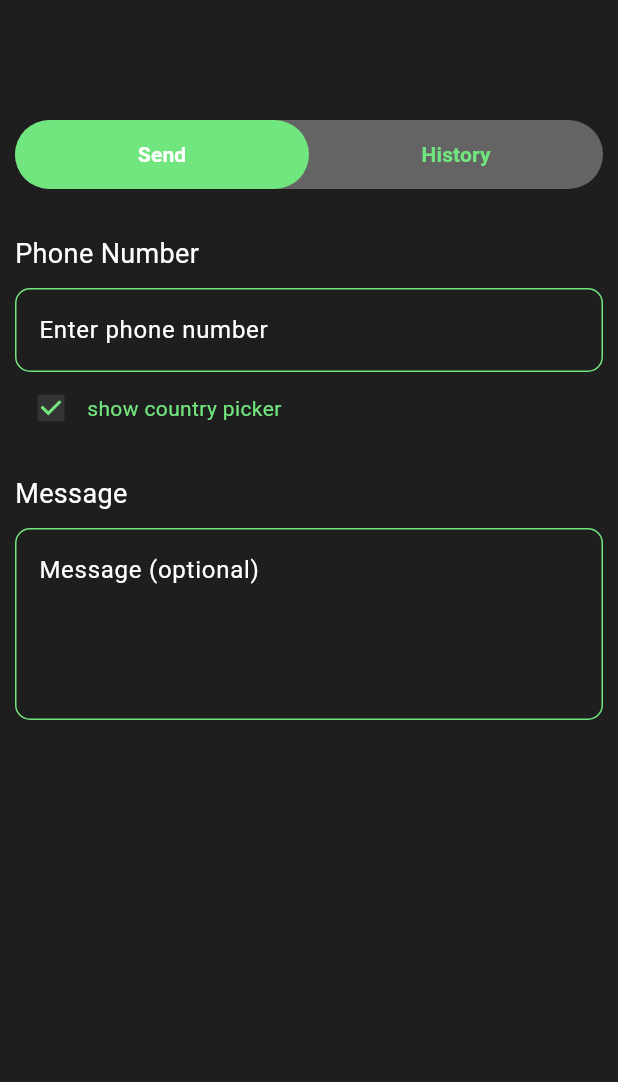
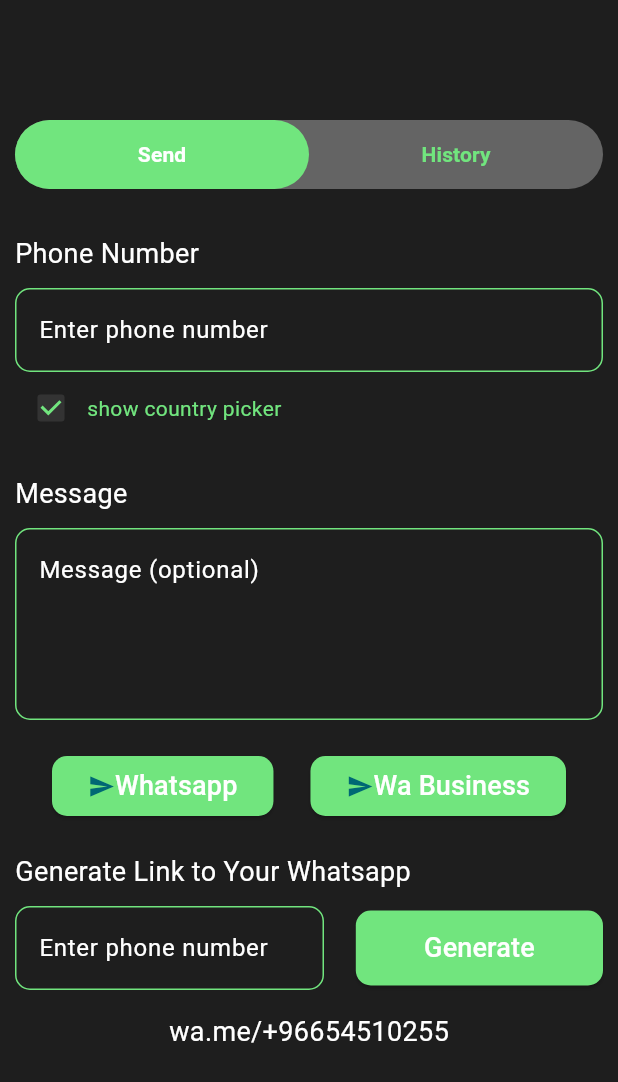
Before and after one commit to monzir3bdo/whatsapp_direct_message, a Flutter app: the HomeScreen screen opened directly, on a phone screen of 412 x 824 dp. Shown: the top 1082 px of the screen. Run offline on Flutter 3.47's test engine with Material 3 defaults, Android fonts, the phone set to English and light mode, and no system bars; our stand-ins replace gap.

Commit message:
home done kinda need some touches

```diff
--- a/lib/core/extensions/colors_extenion.dart
+++ b/lib/core/extensions/colors_extenion.dart
@@ -34,13 +34,13 @@
     return ColorExtension(
         containerColor: containerColor,
         textColor: textColor,
-        floatingActionButtonColor: floatingActionButtonColor, greyTabBarColor: null
-        );
+        floatingActionButtonColor: floatingActionButtonColor,
+        greyTabBarColor: null);
   }
 
   static ColorExtension light = const ColorExtension(
     containerColor: AppLightColors.backgroundColor,
-    textColor: AppLightColors.black,
+    textColor: AppLightColors.primary,
     floatingActionButtonColor: AppLightColors.backgroundColor,
     greyTabBarColor: AppLightColors.tabGreyColor,
   );
--- a/lib/core/theme/app_theme.dart
+++ b/lib/core/theme/app_theme.dart
@@ -3,6 +3,12 @@
 import 'package:whatsapp_direct_message/core/theme/colors.dart';
 
 ThemeData lightTheme() => ThemeData(
+      elevatedButtonTheme: ElevatedButtonThemeData(
+          style: ElevatedButton.styleFrom(
+              shape: RoundedRectangleBorder(
+                borderRadius: BorderRadius.circular(10),
+              ),
+              backgroundColor: AppLightColors.primary)),
       inputDecorationTheme: const InputDecorationTheme(
         focusedBorder: OutlineInputBorder(
           borderRadius: BorderRadius.all(Radius.circular(10)),
@@ -25,6 +31,12 @@
       colorScheme: ColorScheme.fromSeed(seedColor: AppLightColors.primary),
     );
 ThemeData darkTheme() => ThemeData(
+      elevatedButtonTheme: ElevatedButtonThemeData(
+          style: ElevatedButton.styleFrom(
+              shape: RoundedRectangleBorder(
+                borderRadius: BorderRadius.circular(10),
+              ),
+              backgroundColor: AppLightColors.primary)),
       inputDecorationTheme: const InputDecorationTheme(
         enabledBorder: OutlineInputBorder(
           borderRadius: BorderRadius.all(Radius.circular(10)),
--- a/lib/screens/home_screen.dart
+++ b/lib/screens/home_screen.dart
@@ -1,9 +1,12 @@
 import 'package:flutter/material.dart';
 import 'package:whatsapp_direct_message/core/extensions/build_context_extension.dart';
 import 'package:whatsapp_direct_message/core/extensions/string_extension.dart';
-import 'package:whatsapp_direct_message/core/theme/colors.dart';
 
+import 'widgets/home/generate_links_widgets.dart';
 import 'widgets/home/home_tabbar.dart';
+import 'widgets/home/message_widgets.dart';
+import 'widgets/home/phone_number_widget.dart';
+import 'widgets/home/send_widget.dart';
 
 class HomeScreen extends StatefulWidget {
   const HomeScreen({super.key});
@@ -50,7 +53,19 @@
                   child: Column(
                     crossAxisAlignment: CrossAxisAlignment.start,
                     children: [
-                      Text('Phone Number'.hardCoded,
+                      const PhoneNumberWidgets(),
+                      const SizedBox(
+                        height: 20,
+                      ),
+                      const MessageWidgets(),
+                      const SizedBox(
+                        height: 20,
+                      ),
+                      const SendWidgets(),
+                      const SizedBox(
+                        height: 20,
+                      ),
+                      Text('Generate Link to Your Whatsapp'.hardCoded,
                           style: TextStyle(
                             color: context.color.textColor,
                             fontSize: 18,
@@ -58,44 +73,7 @@
                       const SizedBox(
                         height: 10,
                       ),
-                      TextFormField(
-                        decoration: InputDecoration(
-                          hintText: 'Enter phone number'.hardCoded,
-                        ),
-                      ),
-                      Row(
-                        children: [
-                          Checkbox(
-                              checkColor: AppLightColors.primary,
-                              activeColor: context.color.containerColor,
-                              value: true,
-                              onChanged: (value) {}),
-                          Text(
-                            'show country picker'.hardCoded,
-                            style: const TextStyle(
-                              color: AppLightColors.primary,
-                            ),
-                          )
-                        ],
-                      ),
-                      const SizedBox(
-                        height: 20,
-                      ),
-                      Text('Message'.hardCoded,
-                          style: TextStyle(
-                            color: context.color.textColor,
-                            fontSize: 18,
-                          )),
-                      const SizedBox(
-                        height: 10,
-                      ),
-                      TextFormField(
-                        maxLines: 4,
-                        minLines: 4,
-                        decoration: InputDecoration(
-                          hintText: 'Message (optional)'.hardCoded,
-                        ),
-                      ),
+                      const GenerateLinkWidgets()
                     ],
                   ),
                 ),
--- /dev/null
+++ b/lib/screens/widgets/home/generate_links_widgets.dart
@@ -0,0 +1,52 @@
+import 'package:flutter/material.dart';
+import 'package:whatsapp_direct_message/core/extensions/build_context_extension.dart';
+import 'package:whatsapp_direct_message/core/extensions/string_extension.dart';
+
+class GenerateLinkWidgets extends StatelessWidget {
+  const GenerateLinkWidgets({
+    super.key,
+  });
+
+  @override
+  Widget build(BuildContext context) {
+    return Column(
+      crossAxisAlignment: CrossAxisAlignment.start,
+      children: [
+        Row(
+          mainAxisAlignment: MainAxisAlignment.spaceBetween,
+          children: [
+            SizedBox(
+              width: context.width * 0.5,
+              child: TextFormField(
+                decoration: InputDecoration(
+                  hintText: 'Enter phone number'.hardCoded,
+                ),
+              ),
+            ),
+            SizedBox(
+              width: context.width * 0.4,
+              height: 50,
+              child: ElevatedButton(
+                  onPressed: () {},
+                  child: Text('Generate'.hardCoded,
+                      style: const TextStyle(
+                        fontSize: 18,
+                        color: Colors.white,
+                      ))),
+            )
+          ],
+        ),
+        const SizedBox(
+          height: 15,
+        ),
+        Center(
+          child: Text('wa.me/+96654510255'.hardCoded,
+              style: TextStyle(
+                color: context.color.textColor,
+                fontSize: 18,
+              )),
+        ),
+      ],
+    );
+  }
+}
--- /dev/null
+++ b/lib/screens/widgets/home/message_widgets.dart
@@ -0,0 +1,33 @@
+import 'package:flutter/material.dart';
+import 'package:whatsapp_direct_message/core/extensions/build_context_extension.dart';
+import 'package:whatsapp_direct_message/core/extensions/string_extension.dart';
+
+class MessageWidgets extends StatelessWidget {
+  const MessageWidgets({
+    super.key,
+  });
+
+  @override
+  Widget build(BuildContext context) {
+    return Column(
+      crossAxisAlignment: CrossAxisAlignment.start,
+      children: [
+        Text('Message'.hardCoded,
+            style: TextStyle(
+              color: context.color.textColor,
+              fontSize: 18,
+            )),
+        const SizedBox(
+          height: 10,
+        ),
+        TextFormField(
+          maxLines: 4,
+          minLines: 4,
+          decoration: InputDecoration(
+            hintText: 'Message (optional)'.hardCoded,
+          ),
+        ),
+      ],
+    );
+  }
+}
--- /dev/null
+++ b/lib/screens/widgets/home/phone_number_widget.dart
@@ -0,0 +1,58 @@
+import 'package:flutter/material.dart';
+import 'package:whatsapp_direct_message/core/extensions/build_context_extension.dart';
+import 'package:whatsapp_direct_message/core/extensions/string_extension.dart';
+
+import 'show_country_picker.dart';
+
+class PhoneNumberWidgets extends StatelessWidget {
+  const PhoneNumberWidgets({
+    super.key,
+  });
+
+  @override
+  Widget build(BuildContext context) {
+    return const Column(
+      crossAxisAlignment: CrossAxisAlignment.start,
+      children: [
+        PhoneTitle(),
+        SizedBox(
+          height: 10,
+        ),
+        PhoneWidget(),
+        ShowCountryPickerCheckBox(),
+      ],
+    );
+  }
+}
+
+class PhoneTitle extends StatelessWidget {
+  const PhoneTitle({
+    super.key,
+  });
+
+  @override
+  Widget build(BuildContext context) {
+    return Text('Phone Number'.hardCoded,
+        style: TextStyle(
+          color: context.color.textColor,
+          fontSize: 18,
+        ));
+  }
+}
+
+class PhoneWidget extends StatelessWidget {
+  const PhoneWidget({
+    super.key,
+  });
+
+  @override
+  Widget build(BuildContext context) {
+    return Form(
+      child: TextFormField(
+        decoration: InputDecoration(
+          hintText: 'Enter phone number'.hardCoded,
+        ),
+      ),
+    );
+  }
+}
--- /dev/null
+++ b/lib/screens/widgets/home/send_widget.dart
@@ -0,0 +1,29 @@
+import 'package:flutter/material.dart';
+import 'package:whatsapp_direct_message/core/extensions/string_extension.dart';
+
+import 'whatsapp_button.dart';
+
+class SendWidgets extends StatelessWidget {
+  const SendWidgets({
+    super.key,
+  });
+
+  @override
+  Widget build(BuildContext context) {
+    return Row(
+      mainAxisAlignment: MainAxisAlignment.spaceEvenly,
+      children: [
+        WhatsappButton(
+          onPressed: () {},
+          text: 'Whatsapp'.hardCoded,
+          icon: Icons.send,
+        ),
+        WhatsappButton(
+          onPressed: () {},
+          text: 'Wa Business'.hardCoded,
+          icon: Icons.send,
+        ),
+      ],
+    );
+  }
+}
--- /dev/null
+++ b/lib/screens/widgets/home/show_country_picker.dart
@@ -0,0 +1,30 @@
+import 'package:flutter/material.dart';
+import 'package:whatsapp_direct_message/core/extensions/build_context_extension.dart';
+import 'package:whatsapp_direct_message/core/extensions/string_extension.dart';
+
+import '../../../core/theme/colors.dart';
+
+class ShowCountryPickerCheckBox extends StatelessWidget {
+  const ShowCountryPickerCheckBox({
+    super.key,
+  });
+
+  @override
+  Widget build(BuildContext context) {
+    return Row(
+      children: [
+        Checkbox(
+            checkColor: AppLightColors.primary,
+            activeColor: context.color.containerColor,
+            value: true,
+            onChanged: (value) {}),
+        Text(
+          'show country picker'.hardCoded,
+          style: const TextStyle(
+            color: AppLightColors.primary,
+          ),
+        )
+      ],
+    );
+  }
+}
--- /dev/null
+++ b/lib/screens/widgets/home/whatsapp_button.dart
@@ -0,0 +1,34 @@
+import 'package:flutter/material.dart';
+
+import '../../../core/theme/colors.dart';
+
+class WhatsappButton extends StatelessWidget {
+  final VoidCallback onPressed;
+  final String text;
+  final IconData icon;
+  const WhatsappButton({
+    super.key,
+    required this.onPressed,
+    required this.text,
+    required this.icon,
+  });
+
+  @override
+  Widget build(BuildContext context) {
+    return ElevatedButton(
+      onPressed: onPressed,
+      style: ElevatedButton.styleFrom(
+          shape: RoundedRectangleBorder(
+            borderRadius: BorderRadius.circular(10),
+          ),
+          backgroundColor: AppLightColors.primary),
+      child: Row(
+        mainAxisSize: MainAxisSize.min,
+        children: [
+          Icon(icon),
+          Text(text, style: const TextStyle(fontSize: 18, color: Colors.white)),
+        ],
+      ),
+    );
+  }
+}
```
